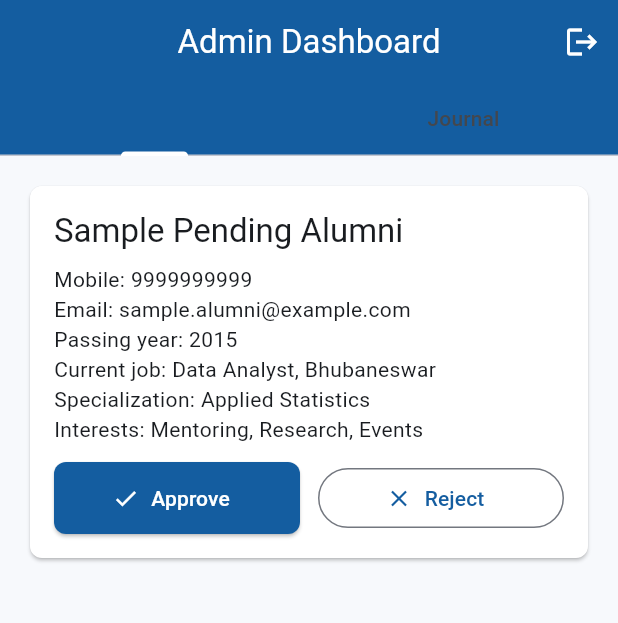
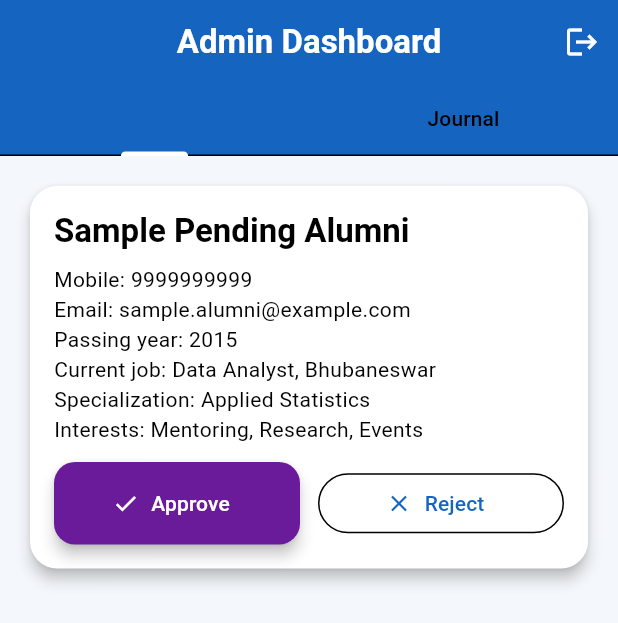
Before and after one commit to utkalstatsalumni/utkal-statistics-alumni-app, a Flutter app: the screen it shows after launch, after a tap on "Login", after a tap on "Open Admin Demo", on a phone screen of 412 x 824 dp. Shown: the top 623 px of the screen. Run offline on Flutter 3.47's test engine with Material 3 defaults, Android fonts, the phone set to English and light mode, and no system bars.

Commit message:
Redesigned login screen and improved app theme- temporary login credential hard coded

```diff
--- a/lib/screens/login_screen.dart
+++ b/lib/screens/login_screen.dart
@@ -1,4 +1,5 @@
 import 'package:flutter/material.dart';
+
 import '../models/alumni_user.dart';
 import '../services/alumni_repository.dart';
 import 'admin_dashboard_screen.dart';
@@ -16,6 +17,7 @@ class _LoginScreenState extends State<LoginScreen> {
   final _formKey = GlobalKey<FormState>();
 
   final TextEditingController mobileController = TextEditingController();
+
   final TextEditingController passwordController = TextEditingController();
 
   @override
@@ -31,27 +33,37 @@ class _LoginScreenState extends State<LoginScreen> {
     }
 
     final mobile = mobileController.text.trim();
-    if (mobile == 'admin' && passwordController.text == 'admin123') {
+
+    final password = passwordController.text.trim();
+
+    // TEMP ADMIN LOGIN
+    if (mobile == 'admin' && password == 'admin123') {
       Navigator.pushReplacement(
         context,
+
         MaterialPageRoute(builder: (context) => const AdminDashboardScreen()),
       );
+
       return;
     }
 
     final existingUser = AlumniRepository.findUser(mobile);
+
     if (existingUser == null) {
       _showMessage('No registration found for this mobile number.');
+
       return;
     }
 
     if (existingUser.status != ApprovalStatus.approved) {
       _showMessage(existingUser.statusLabel);
+
       return;
     }
 
     Navigator.pushReplacement(
       context,
+
       MaterialPageRoute(builder: (context) => HomeScreen(user: existingUser)),
     );
   }
@@ -65,87 +77,146 @@ class _LoginScreenState extends State<LoginScreen> {
   @override
   Widget build(BuildContext context) {
     return Scaffold(
-      body: SafeArea(
+      body: Container(
+        decoration: const BoxDecoration(
+          gradient: LinearGradient(
+            colors: [Color(0xFF1565C0), Color(0xFF6A1B9A)],
+
+            begin: Alignment.topLeft,
+            end: Alignment.bottomRight,
+          ),
+        ),
+
+        child: SafeArea(
+          child: Center(
             child: SingleChildScrollView(
               padding: const EdgeInsets.all(24),
+
+              child: Card(
+                elevation: 10,
+
+                shape: RoundedRectangleBorder(
+                  borderRadius: BorderRadius.circular(24),
+                ),
+
+                child: Padding(
+                  padding: const EdgeInsets.all(24),
+
                   child: Form(
                     key: _formKey,
+
                     child: Column(
-              crossAxisAlignment: CrossAxisAlignment.stretch,
+                      mainAxisSize: MainAxisSize.min,
+
                       children: [
+                        Image.asset('assets/images/logo.png', height: 110),
+
                         const SizedBox(height: 20),
-                Image.asset('assets/images/logo.png', height: 112),
-                const SizedBox(height: 20),
+
                         Text(
                           'Utkal Statistics Alumni Association',
+
                           textAlign: TextAlign.center,
-                  style: Theme.of(context).textTheme.headlineSmall?.copyWith(
-                    fontWeight: FontWeight.bold,
+
+                          style: Theme.of(context).textTheme.headlineSmall
+                              ?.copyWith(fontWeight: FontWeight.bold),
                         ),
-                ),
-                const SizedBox(height: 8),
+
+                        const SizedBox(height: 10),
+
                         Text(
-                  'Post Graduate Department of Statistics, Utkal University, Vani Vihar, Bhubaneswar',
+                          'Department of Statistics\nUtkal University',
+
                           textAlign: TextAlign.center,
+
                           style: Theme.of(context).textTheme.bodyMedium,
                         ),
-                const SizedBox(height: 36),
+
+                        const SizedBox(height: 30),
+
                         TextFormField(
                           controller: mobileController,
+
                           keyboardType: TextInputType.phone,
+
                           decoration: const InputDecoration(
                             labelText: 'Mobile Number',
+
                             prefixIcon: Icon(Icons.phone),
                           ),
+
                           validator: (value) {
                             if (value == null || value.trim().isEmpty) {
-                      return 'Enter your mobile number';
+                              return 'Enter mobile number';
                             }
 
                             return null;
                           },
                         ),
-                const SizedBox(height: 16),
+
+                        const SizedBox(height: 18),
+
                         TextFormField(
                           controller: passwordController,
+
                           obscureText: true,
+
                           decoration: const InputDecoration(
                             labelText: 'Password',
+
                             prefixIcon: Icon(Icons.lock),
                           ),
+
                           validator: (value) {
                             if (value == null || value.isEmpty) {
-                      return 'Enter your password';
+                              return 'Enter password';
                             }
 
                             return null;
                           },
                         ),
-                const SizedBox(height: 24),
-                ElevatedButton(
+
+                        const SizedBox(height: 28),
+
+                        SizedBox(
+                          width: double.infinity,
+
+                          child: ElevatedButton(
                             onPressed: _submitLogin,
+
                             child: const Text('Login'),
                           ),
-                const SizedBox(height: 12),
+                        ),
+
+                        const SizedBox(height: 14),
+
                         OutlinedButton.icon(
                           onPressed: () {
                             mobileController.text = 'admin';
+
                             passwordController.text = 'admin123';
+
                             _submitLogin();
                           },
+
                           icon: const Icon(Icons.admin_panel_settings),
+
                           label: const Text('Open Admin Demo'),
                         ),
+
                         const SizedBox(height: 16),
+
                         TextButton(
                           onPressed: () {
                             Navigator.push(
                               context,
+
                               MaterialPageRoute(
                                 builder: (context) => const RegisterScreen(),
                               ),
                             );
                           },
+
                           child: const Text('New User? Register Here'),
                         ),
                       ],
@@ -153,6 +224,10 @@ class _LoginScreenState extends State<LoginScreen> {
                   ),
                 ),
               ),
+            ),
+          ),
+        ),
+      ),
     );
   }
 }
--- a/lib/utils/app_theme.dart
+++ b/lib/utils/app_theme.dart
@@ -1,42 +1,85 @@
 import 'package:flutter/material.dart';
 
 class AppTheme {
-  static const Color primaryBlue = Color(0xFF145DA0);
-  static const Color accentGreen = Color(0xFF2E7D32);
-  static const Color warmGold = Color(0xFFF9A825);
+  static const Color primaryBlue = Color(0xFF1565C0);
+
+  static const Color secondaryPurple = Color(0xFF6A1B9A);
+
+  static const Color accentOrange = Color(0xFFFF8F00);
+
+  static const Color backgroundColor = Color(0xFFF4F7FB);
+
+  static const Color cardColor = Colors.white;
 
   static ThemeData lightTheme = ThemeData(
-    colorScheme: ColorScheme.fromSeed(
-      seedColor: primaryBlue,
+    useMaterial3: true,
+
+    scaffoldBackgroundColor: backgroundColor,
+
+    colorScheme: ColorScheme.light(
       primary: primaryBlue,
-      secondary: accentGreen,
-      tertiary: warmGold,
+      secondary: secondaryPurple,
+      tertiary: accentOrange,
+      surface: cardColor,
     ),
-    scaffoldBackgroundColor: const Color(0xFFF7F9FC),
-    useMaterial3: true,
+
     appBarTheme: const AppBarTheme(
       backgroundColor: primaryBlue,
       foregroundColor: Colors.white,
       centerTitle: true,
       elevation: 0,
     ),
+
     elevatedButtonTheme: ElevatedButtonThemeData(
       style: ElevatedButton.styleFrom(
-        backgroundColor: primaryBlue,
+        backgroundColor: secondaryPurple,
         foregroundColor: Colors.white,
-        minimumSize: const Size.fromHeight(48),
-        shape: RoundedRectangleBorder(borderRadius: BorderRadius.circular(8)),
+        minimumSize: const Size.fromHeight(55),
+        elevation: 4,
+
+        shape: RoundedRectangleBorder(borderRadius: BorderRadius.circular(14)),
       ),
     ),
+
     inputDecorationTheme: InputDecorationTheme(
-      border: OutlineInputBorder(borderRadius: BorderRadius.circular(8)),
       filled: true,
       fillColor: Colors.white,
+
+      contentPadding: const EdgeInsets.symmetric(vertical: 18, horizontal: 16),
+
+      border: OutlineInputBorder(
+        borderRadius: BorderRadius.circular(14),
+        borderSide: BorderSide.none,
+      ),
+
+      enabledBorder: OutlineInputBorder(
+        borderRadius: BorderRadius.circular(14),
+        borderSide: BorderSide.none,
+      ),
+
+      focusedBorder: OutlineInputBorder(
+        borderRadius: BorderRadius.circular(14),
+        borderSide: const BorderSide(color: secondaryPurple, width: 2),
+      ),
     ),
+
     cardTheme: CardThemeData(
-      elevation: 1,
       color: Colors.white,
-      shape: RoundedRectangleBorder(borderRadius: BorderRadius.circular(8)),
+      elevation: 4,
+
+      shape: RoundedRectangleBorder(borderRadius: BorderRadius.circular(18)),
+    ),
+
+    textTheme: const TextTheme(
+      headlineMedium: TextStyle(
+        fontSize: 28,
+        fontWeight: FontWeight.bold,
+        color: Color(0xFF1B1B1B),
+      ),
+
+      titleLarge: TextStyle(fontSize: 22, fontWeight: FontWeight.w700),
+
+      bodyLarge: TextStyle(fontSize: 16),
     ),
   );
 }
```
Also changed, not shown: lib/screens/home_screen.dart (+82 -14 lines). Lines whose indentation alone changed are shown as unchanged.
